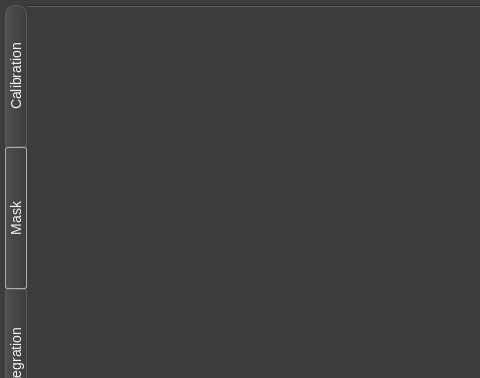
Old version of the form PDX main/UiFiles/Main.ui in the repository Dioptas/Dioptas; both pictures show x 0 to 480 and y 0 to 378 of the 1063 by 669 pixel window.
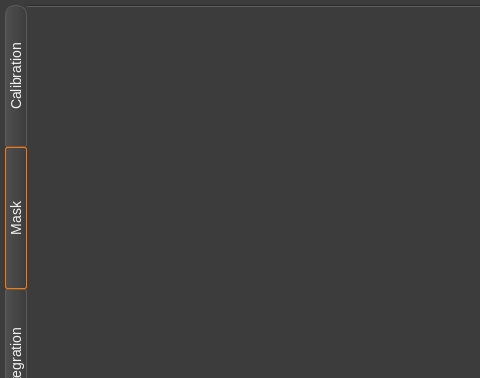
New version of the form. The open tabs and pages were chosen to show the change.

Commit message: Active tabs and checked Pushbuttons will now hava a orange border. Makes the active buttons much more distinguishable...

What changed in the file:
```diff
--- a/PDX main/UiFiles/Main.ui
+++ b/PDX main/UiFiles/Main.ui
@@ -83,7 +83,7 @@
         stop: 0 #727272, 
         stop: 1 #444444
     );
-     border:1px solid  #ADADAD;  
+     border:1px solid  rgb(255, 120,00);/*#ADADAD; */ 
 }
 
 QTabBar::tab:bottom:last, QTabBar::tab:top:last{
@@ -186,6 +186,7 @@
 }
   
 QPushButton{  
+	 color: #F1F1F1;
      background: qlineargradient(spread:pad, x1:0, y1:0, x2:0, y2:1, stop:0 #323232, stop:1 #505050);
      border: 1px solid #5B5B5B;
      border-radius: 5px; 
@@ -212,7 +213,7 @@
         stop: 0 #727272, 
         stop: 1 #444444
     );
-     border:1px solid #ADADAD;
+     border:1px solid  rgb(255, 120,00);
 }
 
 QPushButton::focus {
```
Left out of the diff: 6 changed lines with no effect on the pictures. The commit also changes 4 other files.
